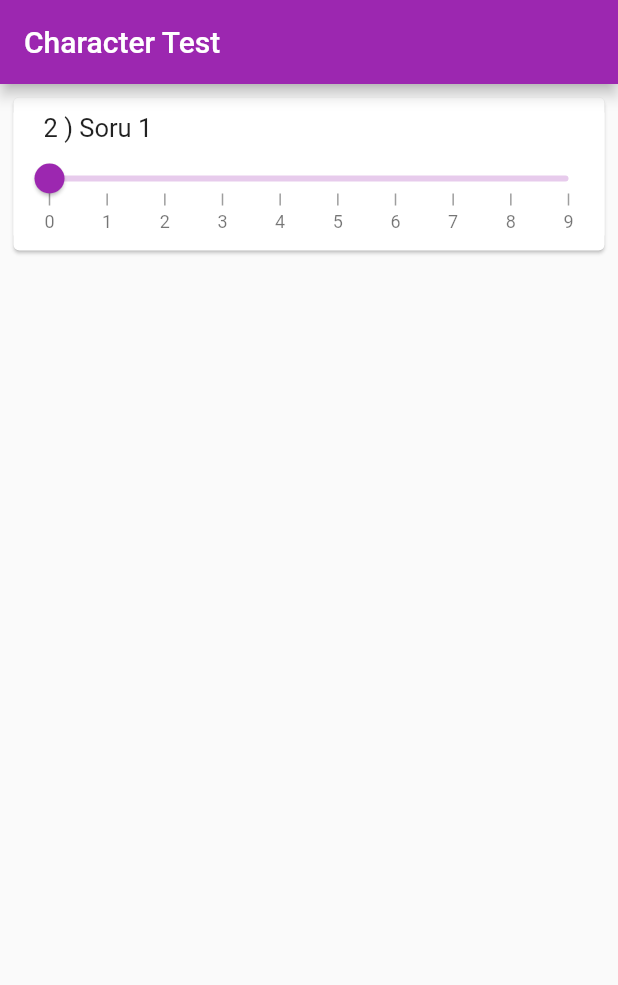
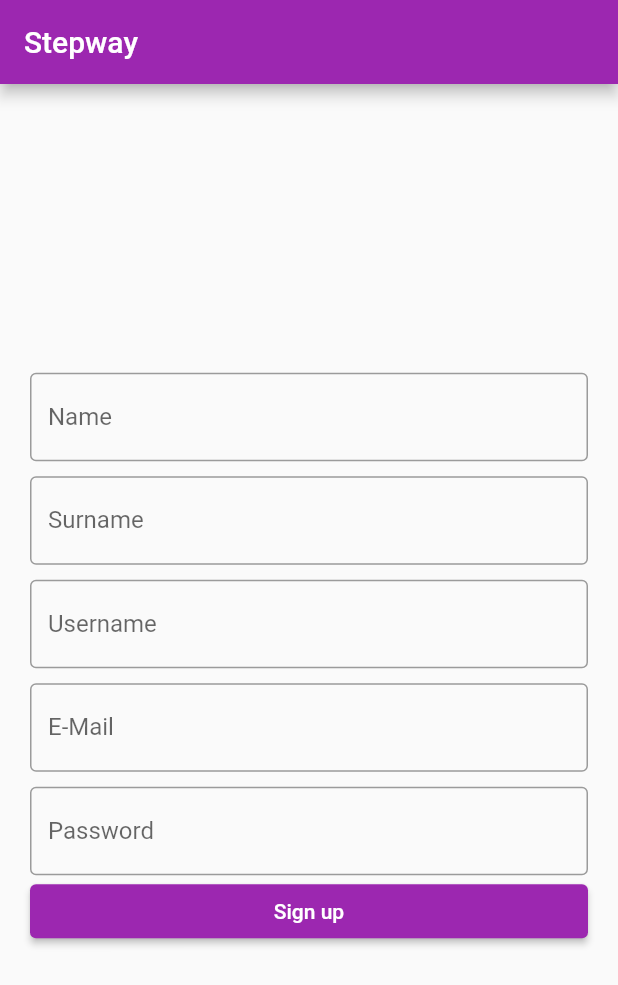
Before and after one commit to kadirglck/stepway, a Flutter app: the screen it shows after launch, on a phone screen of 412 x 824 dp. Shown: the top 985 px of the screen. Run offline on Flutter 3.47's test engine with Material 2 defaults, Android fonts, the phone set to English and light mode, and no system bars; drawn by our look-alikes of syncfusion_flutter_sliders; our stand-ins replace introduction_screen; missing offline and left inert: syncfusion_flutter_core.

Commit message:
Login and sign up pages are added.

```diff
--- a/lib/main.dart
+++ b/lib/main.dart
@@ -1,6 +1,8 @@
 import 'package:flutter/material.dart';
 import 'package:stepway/character_test/character_test_page.dart';
 import 'package:stepway/onboarding/pages/onboarding_page.dart';
+import 'package:stepway/pages/login_page.dart';
+import 'package:stepway/pages/sign_up.dart';
 import 'package:stepway/pages/starting_page.dart';
 
 void main() => runApp(StepwayApp());
@@ -29,7 +31,8 @@ class StepwayApp extends StatelessWidget {
 
       //home: StartingPage(),
       //home: OnboardingPage(),
-      home: CharacterTestPage(),
+      home: SignUp(),
+      //home: CharacterTestPage(),
     );
   }
 }
--- /dev/null
+++ b/lib/pages/sign_up.dart
@@ -0,0 +1,76 @@
+import 'package:flutter/material.dart';
+
+class SignUp extends StatelessWidget {
+  final nameController = TextEditingController();
+  final surnameController = TextEditingController();
+  final usernameController = TextEditingController();
+  final passwordController = TextEditingController();
+  final emailContoller = TextEditingController();
+
+  @override
+  Widget build(BuildContext context) {
+    return Scaffold(
+      appBar: AppBar(
+        title: Text('Stepway'),
+      ),
+      body: Center(
+        child: Padding(
+          padding: const EdgeInsets.all(20.0),
+          child: Column(
+            mainAxisAlignment: MainAxisAlignment.center,
+            children: [
+              TextField(
+                controller: nameController,
+                decoration: InputDecoration(
+                    border: OutlineInputBorder(), labelText: 'Name'),
+              ),
+              SizedBox(
+                height: 10.0,
+              ),
+              TextField(
+                obscureText: true,
+                controller: surnameController,
+                decoration: InputDecoration(
+                    border: OutlineInputBorder(), labelText: 'Surname'),
+              ),
+              SizedBox(
+                height: 10.0,
+              ),
+              TextField(
+                obscureText: true,
+                controller: usernameController,
+                decoration: InputDecoration(
+                    border: OutlineInputBorder(), labelText: 'Username'),
+              ),
+              SizedBox(
+                height: 10.0,
+              ),
+              TextField(
+                obscureText: true,
+                controller: emailContoller,
+                decoration: InputDecoration(
+                    border: OutlineInputBorder(), labelText: 'E-Mail'),
+              ),
+              SizedBox(
+                height: 10.0,
+              ),
+              TextField(
+                obscureText: true,
+                controller: passwordController,
+                decoration: InputDecoration(
+                    border: OutlineInputBorder(), labelText: 'Password'),
+              ),
+              Container(
+                width: double.infinity,
+                child: ElevatedButton(
+                  onPressed: () {},
+                  child: Text('Sign up'),
+                ),
+              )
+            ],
+          ),
+        ),
+      ),
+    );
+  }
+}
```
Also changed, not shown: lib/pages/login_page.dart (added, +53 -0 lines).
